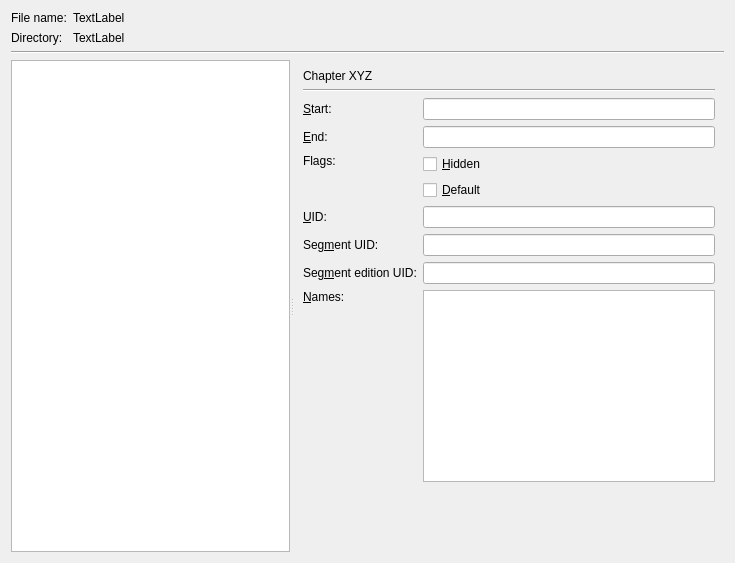
First picture: the form in src/mkvtoolnix-gui/forms/chapter_editor/tab.ui, repository jpsdr/MKVToolnix-Windows-7, before the edit.
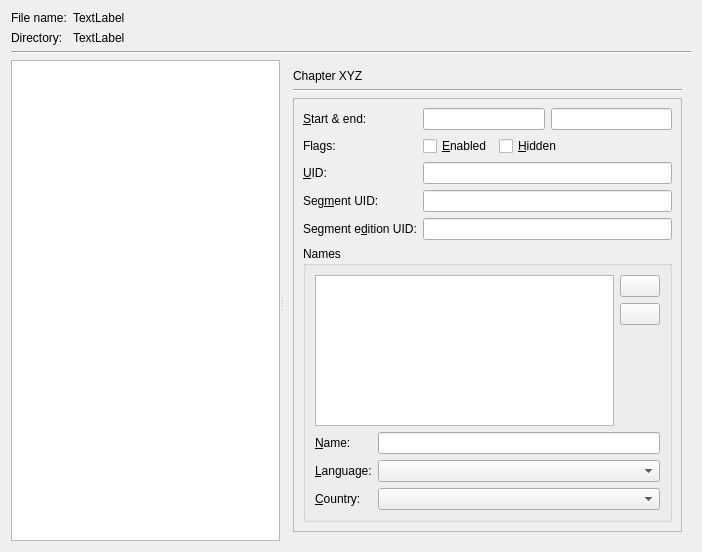
Second picture: the form after the edit. The open tabs and pages were chosen to show the change. Icons and pictures are not drawn.

Commit message: GUI: chapter editor: more parts of the initial implementation

Patch:
```diff
--- a/src/mkvtoolnix-gui/forms/chapter_editor/tab.ui
+++ b/src/mkvtoolnix-gui/forms/chapter_editor/tab.ui
@@ -6,8 +6,8 @@
    <rect>
     <x>0</x>
     <y>0</y>
-    <width>735</width>
-    <height>563</height>
+    <width>702</width>
+    <height>552</height>
    </rect>
   </property>
   <property name="windowTitle">
@@ -190,8 +190,8 @@
         </item>
        </layout>
       </widget>
-      <widget class="QWidget" name="atomPage">
-       <layout class="QVBoxLayout" name="verticalLayout_4">
+      <widget class="QWidget" name="chapterPage">
+       <layout class="QVBoxLayout" name="verticalLayout_7">
         <item>
          <widget class="QLabel" name="lChapter">
           <property name="text">
@@ -207,11 +207,26 @@
          </widget>
         </item>
         <item>
+         <widget class="QScrollArea" name="scrollArea">
+          <property name="widgetResizable">
+           <bool>true</bool>
+          </property>
+          <widget class="QWidget" name="scrollAreaWidgetContents">
+           <property name="geometry">
+            <rect>
+             <x>0</x>
+             <y>0</y>
+             <width>399</width>
+             <height>434</height>
+            </rect>
+           </property>
+           <layout class="QVBoxLayout" name="verticalLayout_6">
+            <item>
          <layout class="QGridLayout" name="gridLayout_3">
           <item row="0" column="0">
            <widget class="QLabel" name="lChStart">
             <property name="text">
-             <string>&amp;Start:</string>
+                 <string>&amp;Start &amp;&amp; end:</string>
             </property>
             <property name="buddy">
              <cstring>leChStart</cstring>
@@ -219,30 +234,31 @@
            </widget>
           </item>
           <item row="0" column="1">
+               <layout class="QHBoxLayout" name="horizontalLayout_2">
+                <item>
            <widget class="QLineEdit" name="leChStart"/>
           </item>
-          <item row="1" column="0">
-           <widget class="QLabel" name="lChEnd">
-            <property name="text">
-             <string>&amp;End:</string>
-            </property>
-            <property name="buddy">
-             <cstring>leChEnd</cstring>
-            </property>
-           </widget>
-          </item>
-          <item row="1" column="1">
+                <item>
            <widget class="QLineEdit" name="leChEnd"/>
           </item>
-          <item row="2" column="0" alignment="Qt::AlignTop">
+               </layout>
+              </item>
+              <item row="1" column="0">
            <widget class="QLabel" name="lChFlags">
             <property name="text">
              <string>Flags:</string>
             </property>
            </widget>
           </item>
-          <item row="2" column="1">
-           <layout class="QVBoxLayout" name="verticalLayout_3">
+              <item row="1" column="1">
+               <layout class="QHBoxLayout" name="horizontalLayout">
+                <item>
+                 <widget class="QCheckBox" name="cbChFlagEnabled">
+                  <property name="text">
+                   <string>&amp;Enabled</string>
+                  </property>
+                 </widget>
+                </item>
             <item>
              <widget class="QCheckBox" name="cbChFlagHidden">
               <property name="text">
@@ -251,15 +267,21 @@
              </widget>
             </item>
             <item>
-             <widget class="QCheckBox" name="cbChFlagDefault">
-              <property name="text">
-               <string>&amp;Default</string>
-              </property>
-             </widget>
+                 <spacer name="horizontalSpacer">
+                  <property name="orientation">
+                   <enum>Qt::Horizontal</enum>
+                  </property>
+                  <property name="sizeHint" stdset="0">
+                   <size>
+                    <width>40</width>
+                    <height>20</height>
+                   </size>
+                  </property>
+                 </spacer>
             </item>
            </layout>
           </item>
-          <item row="3" column="0">
+              <item row="2" column="0">
            <widget class="QLabel" name="lChUid">
             <property name="text">
              <string>&amp;UID:</string>
@@ -269,10 +291,10 @@
             </property>
            </widget>
           </item>
-          <item row="3" column="1">
+              <item row="2" column="1">
            <widget class="QLineEdit" name="leChUid"/>
           </item>
-          <item row="4" column="0">
+              <item row="3" column="0">
            <widget class="QLabel" name="lChSegmentUid">
             <property name="text">
              <string>Seg&amp;ment UID:</string>
@@ -282,36 +304,58 @@
             </property>
            </widget>
           </item>
-          <item row="4" column="1">
+              <item row="3" column="1">
            <widget class="QLineEdit" name="leChSegmentUid"/>
           </item>
-          <item row="5" column="0">
+              <item row="4" column="0">
            <widget class="QLabel" name="lChSegmentEditionUid">
             <property name="text">
-             <string>Seg&amp;ment edition UID:</string>
+                 <string>Segment e&amp;dition UID:</string>
             </property>
             <property name="buddy">
              <cstring>leChSegmentEditionUid</cstring>
             </property>
            </widget>
           </item>
-          <item row="5" column="1">
+              <item row="4" column="1">
            <widget class="QLineEdit" name="leChSegmentEditionUid"/>
           </item>
-          <item row="6" column="0" alignment="Qt::AlignTop">
-           <widget class="QLabel" name="lChNames">
-            <property name="text">
-             <string>&amp;Names:</string>
-            </property>
-            <property name="buddy">
-             <cstring>tvChNames</cstring>
-            </property>
-           </widget>
-          </item>
-          <item row="6" column="1">
+             </layout>
+            </item>
+            <item>
+             <widget class="QGroupBox" name="gbChNames">
+              <property name="title">
+               <string>Names</string>
+              </property>
+              <layout class="QVBoxLayout" name="verticalLayout_4">
+               <item>
+                <layout class="QHBoxLayout" name="horizontalLayout_3">
+                 <item>
            <widget class="QTableView" name="tvChNames"/>
           </item>
-         </layout>
+                 <item>
+                  <layout class="QVBoxLayout" name="verticalLayout_3">
+                   <item>
+                    <widget class="QPushButton" name="pbChAddName">
+                     <property name="text">
+                      <string/>
+                     </property>
+                     <property name="icon">
+                      <iconset resource="../../qt_resources.qrc">
+                       <normaloff>:/icons/16x16/list-add.png</normaloff>:/icons/16x16/list-add.png</iconset>
+                     </property>
+                    </widget>
+                   </item>
+                   <item>
+                    <widget class="QPushButton" name="pbChRemoveName">
+                     <property name="text">
+                      <string/>
+                     </property>
+                     <property name="icon">
+                      <iconset resource="../../qt_resources.qrc">
+                       <normaloff>:/icons/16x16/list-remove.png</normaloff>:/icons/16x16/list-remove.png</iconset>
+                     </property>
+                    </widget>
         </item>
         <item>
          <spacer name="verticalSpacer_2">
@@ -321,10 +365,77 @@
           <property name="sizeHint" stdset="0">
            <size>
             <width>20</width>
-            <height>50</height>
+                       <height>40</height>
            </size>
           </property>
          </spacer>
+                   </item>
+                  </layout>
+                 </item>
+                </layout>
+               </item>
+               <item>
+                <layout class="QGridLayout" name="gridLayout_4">
+                 <item row="0" column="0">
+                  <widget class="QLabel" name="lChName">
+                   <property name="text">
+                    <string>&amp;Name:</string>
+                   </property>
+                   <property name="buddy">
+                    <cstring>leChName</cstring>
+                   </property>
+                  </widget>
+                 </item>
+                 <item row="0" column="1">
+                  <widget class="QLineEdit" name="leChName"/>
+                 </item>
+                 <item row="1" column="0">
+                  <widget class="QLabel" name="lChNameLanguage">
+                   <property name="text">
+                    <string>&amp;Language:</string>
+                   </property>
+                   <property name="buddy">
+                    <cstring>cbChNameLanguage</cstring>
+                   </property>
+                  </widget>
+                 </item>
+                 <item row="1" column="1">
+                  <widget class="QComboBox" name="cbChNameLanguage"/>
+                 </item>
+                 <item row="2" column="0">
+                  <widget class="QLabel" name="lChNameCountry">
+                   <property name="text">
+                    <string>&amp;Country:</string>
+                   </property>
+                   <property name="buddy">
+                    <cstring>cbChNameCountry</cstring>
+                   </property>
+                  </widget>
+                 </item>
+                 <item row="2" column="1">
+                  <widget class="QComboBox" name="cbChNameCountry"/>
+                 </item>
+                </layout>
+               </item>
+              </layout>
+             </widget>
+            </item>
+            <item>
+             <spacer name="verticalSpacer_3">
+              <property name="orientation">
+               <enum>Qt::Vertical</enum>
+              </property>
+              <property name="sizeHint" stdset="0">
+               <size>
+                <width>20</width>
+                <height>13</height>
+               </size>
+              </property>
+             </spacer>
+            </item>
+           </layout>
+          </widget>
+         </widget>
         </item>
        </layout>
       </widget>
```
Left out of the diff: 47 changed lines with no effect on the pictures. Lines whose indentation alone changed are shown as unchanged. The commit also changes 4 other files.
